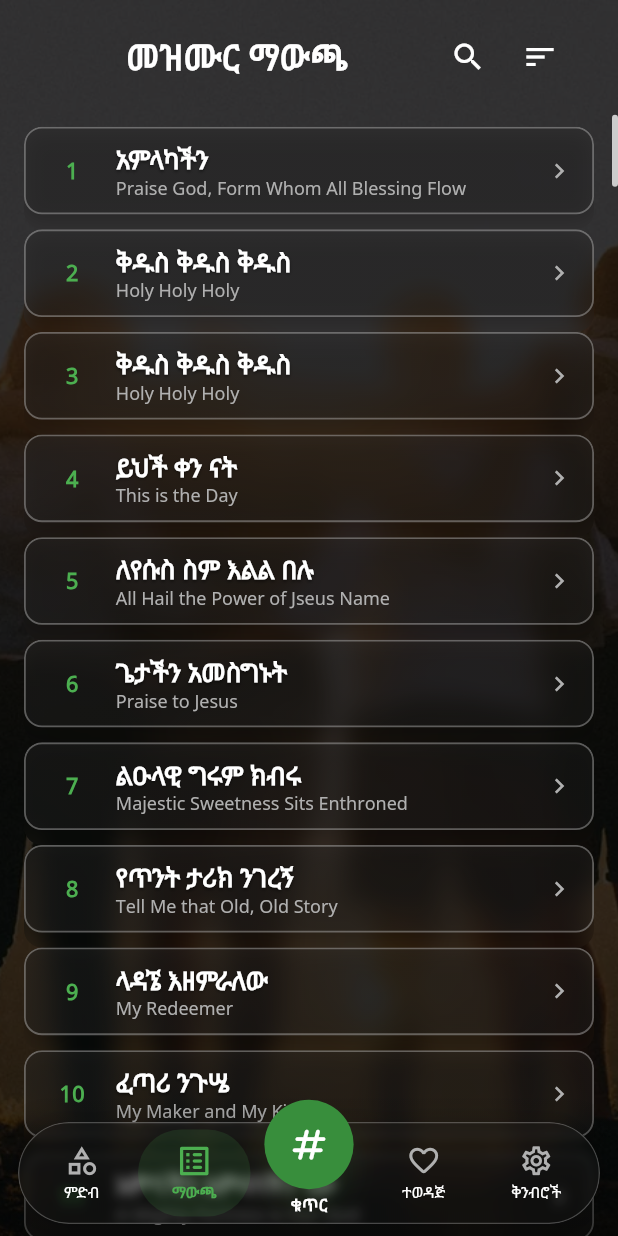
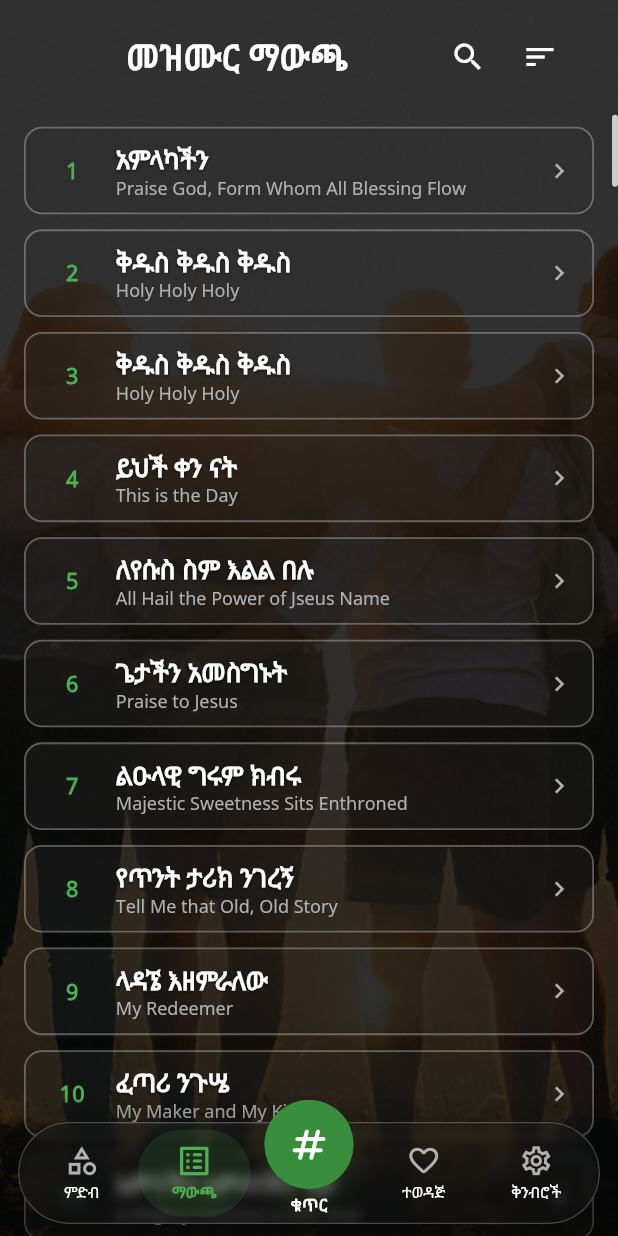
Before and after one commit to Nawey99/amharic_hymnal_app, a Flutter app: the MainNavigationPage screen opened directly, item 2 of the bottom bar chosen, on a phone screen of 412 x 824 dp. Run offline on Flutter 3.47's test engine with Material 3 defaults, Android fonts, the phone set to English and light mode, and no system bars; our stand-ins replace audio_service, dartz, equatable, flutter_bloc, flutter_secure_storage, get_it and 6 more; missing offline and left inert: audio_session; accounts and stored records are empty; network calls fail.

Commit message:
Stop asking the phone to frost every row
Scrolling the hymnal was slow on a Note 20 and an A25, and the reason
was in how a row is drawn rather than in how it is built. Every row was
a frosted panel, and frosting is not paint: it saves a layer, reads
back what is behind it and blurs it. Eleven rows are on screen, so a
phone was doing that eleven times for every frame of a scroll, over a
photograph, with the floating bar adding a shader mask and two more
frostings of its own on top.

Measured on a profile build: rasterising a frame took eighteen times
as long as building it, which is what points at layers rather than
Dart. With the rows flat, the bar's fade painted as a gradient, and one
frosting left instead of three, the same fling on the same machine
rasterises in a quarter to a half of the time it did.

Nothing looks different. A twelve pixel blur behind a panel already
two thirds opaque was never visible: a pixel comparison of the list
before and after differs by 0.83 of 255 on average, and under half a
percent of pixels differ by more than eight. The bar is the same to
the eye.

Two smaller things found on the way. The list filtered all three
hundred hymns on every build, four times a build; it is filtered once
per list now. And in alphabetical order the section letter was found
by walking every hymn on every frame, asking for a key for each; it
looks near where the scroll offset says first, and only falls back to
the whole list when the rows are unusually tall, which is rare and
always right.

A probe is included for measuring this on a real phone, silent unless
the build passes --dart-define=WUDASE_FRAME_STATS=true.

Co-Authored-By: Claude Opus 5 (1M context) <noreply@anthropic.com>

```diff
--- a/lib/core/widgets/app_bottom_navigation_bar.dart
+++ b/lib/core/widgets/app_bottom_navigation_bar.dart
@@ -298,53 +298,30 @@ class _ProgressiveNavigationBackdrop extends StatelessWidget {
 
   @override
   Widget build(BuildContext context) {
+    // What the page fades into behind the bar.
+    //
+    // This was a blur behind a shader mask, so that the frost came on
+    // gradually from the top: two layers the phone had to save and read
+    // back on every frame of every scroll, for a strip a hundred pixels
+    // tall. The gradient below does the same fading with paint alone,
+    // and the bar itself keeps its own frost.
     return ClipRRect(
       borderRadius: BorderRadius.vertical(top: Radius.circular(topRadius)),
-      child: Stack(
-        fit: StackFit.expand,
-        children: [
-          ShaderMask(
-            key: const ValueKey('navigation-outer-fade'),
-            blendMode: BlendMode.dstIn,
-            shaderCallback: (bounds) => LinearGradient(
-              begin: Alignment.topCenter,
-              end: Alignment.bottomCenter,
-              colors: [
-                Colors.black.withValues(alpha: 0.16),
-                Colors.black.withValues(alpha: 0.62),
-                Colors.black,
-              ],
-              stops: const [0, 0.5, 1],
-            ).createShader(bounds),
-            child: BackdropFilter(
-              key: const ValueKey('navigation-outer-glass'),
-              filter: ImageFilter.blur(
-                sigmaX: 13,
-                sigmaY: 13,
-                tileMode: TileMode.clamp,
-              ),
-              child: ColoredBox(
-                color:
-                    context.appColors.primaryBackground.withValues(alpha: 0.04),
-              ),
-            ),
-          ),
-          DecoratedBox(
+      child: DecoratedBox(
         key: const ValueKey('navigation-outer-scrim'),
         decoration: BoxDecoration(
           gradient: LinearGradient(
             begin: Alignment.topCenter,
             end: Alignment.bottomCenter,
             colors: [
-                  context.appColors.primaryBackground.withValues(alpha: 0.02),
-                  context.appColors.primaryBackground.withValues(alpha: 0.18),
-                  context.appColors.primaryBackground.withValues(alpha: 0.38),
+              context.appColors.primaryBackground.withValues(alpha: 0.06),
+              context.appColors.primaryBackground.withValues(alpha: 0.26),
+              context.appColors.primaryBackground.withValues(alpha: 0.46),
             ],
             stops: const [0, 0.52, 1],
           ),
         ),
-          ),
-        ],
+        child: const SizedBox.expand(),
       ),
     );
   }
--- a/lib/core/widgets/glass_container.dart
+++ b/lib/core/widgets/glass_container.dart
@@ -20,6 +20,13 @@ class GlassContainer extends StatelessWidget {
   final Border? border;
   final VoidCallback? onTap;
 
+  /// Whether to frost what is behind the panel.
+  ///
+  /// True for the few panels that float over the page. False where
+  /// panels repeat — a list row is a panel, and blurring each one costs
+  /// a layer per row on every frame.
+  final bool blur;
+
   const GlassContainer({
     super.key,
     required this.child,
@@ -34,85 +41,83 @@ class GlassContainer extends StatelessWidget {
     this.color,
     this.border,
     this.onTap,
+    this.blur = true,
   });
 
   @override
   Widget build(BuildContext context) {
-    // Optimize blur: use animated value with Tween for smooth transitions
-    // Cap at 8 for GPU-accelerated performance on low-tier devices
-    final optimizedBlurSigma = (blurSigma > 8 ? 8.0 : blurSigma).toDouble();
     final colors = context.appColors;
     final frost = opacity ?? colors.glassOpacity;
+    final radius = BorderRadius.circular(borderRadius);
 
-    final container = RepaintBoundary(
-      child: AnimatedContainer(
-        duration: const Duration(milliseconds: 200),
-        curve: Curves.easeOut,
-        child: ClipRRect(
-          clipBehavior: Clip.antiAlias,
-          borderRadius: BorderRadius.circular(borderRadius),
-          child: Stack(
-            children: [
-              // Blur only the background, not the content
-              // Optimized: GPU-accelerated BackdropFilter with capped sigma
-              Positioned.fill(
-                child: RepaintBoundary(
-                  child: BackdropFilter(
-                    // Cap blur sigma at 8 for better performance on mobile devices
-                    // GPU-accelerated for smooth 60fps on mid-tier devices
-                    filter: ImageFilter.blur(
-                      sigmaX: optimizedBlurSigma,
-                      sigmaY: optimizedBlurSigma,
-                    ),
-                    child: Container(
-                      color: Colors.transparent,
-                    ),
-                  ),
-                ),
-              ),
-              // Content on top
-              Container(
-                width: width ??
-                    double.infinity, // Fill available width if not specified
-                height: height,
-                padding: padding,
-                margin: margin,
-                decoration: BoxDecoration(
+    final decoration = BoxDecoration(
       gradient: LinearGradient(
         begin: Alignment.topLeft,
         end: Alignment.bottomRight,
         colors: [
-                      (color ?? colors.glassTint)
-                          .withValues(alpha: frost * 1.5),
-                      (color ?? colors.glassTint)
-                          .withValues(alpha: frost * 1.2),
+          (color ?? colors.glassTint).withValues(alpha: frost * 1.5),
+          (color ?? colors.glassTint).withValues(alpha: frost * 1.2),
         ],
       ),
-                  borderRadius: BorderRadius.circular(borderRadius),
-                  border: border ??
-                      Border.all(color: colors.glassBorder, width: 1.5),
-                  boxShadow: [
+      borderRadius: radius,
+      border: border ?? Border.all(color: colors.glassBorder, width: 1.5),
+      // A drop shadow is a blur of its own. A panel that floats can
+      // afford one; a row in a list of three hundred cannot, and its
+      // border already lifts it off the page.
+      boxShadow: blur
+          ? [
               BoxShadow(
                 color: colors.glassShadow,
                 blurRadius: 10,
                 offset: const Offset(0, 4),
               ),
-                  ],
+            ]
+          : null,
+    );
+
+    final panel = Container(
+      width: width ?? double.infinity,
+      height: height,
+      padding: padding,
+      margin: margin,
+      decoration: decoration,
+      child: child,
+    );
+
+    // A panel that does not blur is a decoration and nothing more: no
+    // layer to save, no backdrop to read, no clip. That matters where
+    // panels are many — a list of hymns had one blur per row, and a
+    // phone has to redraw all of them for every frame of a scroll.
+    final Widget container = blur
+        ? RepaintBoundary(
+            child: ClipRRect(
+              clipBehavior: Clip.antiAlias,
+              borderRadius: radius,
+              child: Stack(
+                children: [
+                  Positioned.fill(
+                    child: BackdropFilter(
+                      // Eight is as far as the frost is worth paying for.
+                      filter: ImageFilter.blur(
+                        sigmaX: blurSigma.clamp(0.0, 8.0),
+                        sigmaY: blurSigma.clamp(0.0, 8.0),
                       ),
-                child: child,
+                      child: const SizedBox.expand(),
                     ),
+                  ),
+                  panel,
                 ],
               ),
             ),
-      ),
-    );
+          )
+        : panel;
 
     if (onTap != null) {
       return Material(
         color: Colors.transparent,
         child: InkWell(
           onTap: onTap,
-          borderRadius: BorderRadius.circular(borderRadius),
+          borderRadius: radius,
           splashColor: context.appColors.veil.withValues(alpha: 0.1),
           highlightColor: context.appColors.veil.withValues(alpha: 0.05),
           child: container,
--- a/lib/features/hymns/presentation/pages/categories_page.dart
+++ b/lib/features/hymns/presentation/pages/categories_page.dart
@@ -243,7 +243,7 @@ class _CategoriesPageState extends State<CategoriesPage> {
         borderRadius: BorderRadius.circular(12),
         child: GlassContainer(
           borderRadius: 12.0,
-          blurSigma: 12.0,
+          blur: false,
           opacity: backgroundImageEnabled ? 0.22 : 0.62,
           color: context.appColors.surface,
           border: Border.all(
@@ -340,7 +340,7 @@ class _CategoriesPageState extends State<CategoriesPage> {
         borderRadius: BorderRadius.circular(12),
         child: GlassContainer(
           borderRadius: 12.0,
-          blurSigma: 12.0,
+          blur: false,
           opacity: backgroundImageEnabled ? 0.22 : 0.62,
           color: context.appColors.surface,
           border: Border.all(
--- a/lib/features/hymns/presentation/pages/index_page.dart
+++ b/lib/features/hymns/presentation/pages/index_page.dart
@@ -36,6 +36,9 @@ class _IndexPageState extends State<IndexPage> {
   static const double _listVerticalPadding = 8.0;
   static const int _maxSectionJumpRefinements = 4;
 
+  /// How far either side of the estimate to look for the topmost row.
+  static const int _visibleScanRadius = 12;
+
   final SearchStateController _searchController = SearchStateController();
   final ScrollController _scrollController = ScrollController();
   final FocusNode _searchFocusNode = FocusNode();
@@ -50,6 +53,9 @@ class _IndexPageState extends State<IndexPage> {
   bool _isSectionJumpInProgress = false;
   double _lastMeasuredHymnItemExtent = _estimatedHymnItemExtent;
   bool _sectionUpdateScheduled = false;
+  List<Hymn>? _displayCacheSource;
+  String? _displayCacheSort;
+  List<Hymn>? _displayCache;
   @override
   void initState() {
     super.initState();
@@ -265,7 +271,11 @@ class _IndexPageState extends State<IndexPage> {
     int? bestIndex;
     double? bestTop;
 
-    for (var index = 0; index < hymns.length; index++) {
+    // Rows near the estimate first: that is where the answer is on a
+    // steady scroll, and walking all three hundred every frame asks for
+    // three hundred keys to be made and kept.
+    void scan(int first, int last) {
+      for (var index = first; index <= last; index++) {
         final itemContext = _keyForHymn(hymns[index]).currentContext;
         final itemBox = itemContext?.findRenderObject() as RenderBox?;
         if (itemBox == null || !itemBox.hasSize) continue;
@@ -274,11 +284,23 @@ class _IndexPageState extends State<IndexPage> {
         final itemBottom = itemTop + itemBox.size.height - itemGap;
         if (itemBottom <= viewportTop || itemTop >= viewportBottom) continue;
 
-      if (bestTop == null || itemTop < bestTop) {
+        if (bestTop == null || itemTop < bestTop!) {
           bestTop = itemTop;
           bestIndex = index;
         }
       }
+    }
+
+    final estimate = _estimatedTopVisibleIndex(hymns.length) ?? 0;
+    scan(
+      (estimate - _visibleScanRadius).clamp(0, hymns.length - 1),
+      (estimate + _visibleScanRadius).clamp(0, hymns.length - 1),
+    );
+    // The estimate assumes every row is the same height. When it is far
+    // enough out that nothing near it is on screen — after a jump, or
+    // where rows are unusually tall — the whole list is searched, which
+    // is rare and always right.
+    if (bestIndex == null) scan(0, hymns.length - 1);
 
     return bestIndex ?? _estimatedTopVisibleIndex(hymns.length);
   }
@@ -804,7 +826,23 @@ class _IndexPageState extends State<IndexPage> {
         );
   }
 
+  /// The hymns to show, filtered once per list and order rather than on
+  /// every build. The result is read four times a build and the list can
+  /// be three hundred long.
   List<Hymn> _hymnsForDisplay(List<Hymn> hymns, String? sortType) {
+    if (identical(hymns, _displayCacheSource) &&
+        sortType == _displayCacheSort &&
+        _displayCache != null) {
+      return _displayCache!;
+    }
+    final result = _filterForDisplay(hymns, sortType);
+    _displayCacheSource = hymns;
+    _displayCacheSort = sortType;
+    _displayCache = result;
+    return result;
+  }
+
+  List<Hymn> _filterForDisplay(List<Hymn> hymns, String? sortType) {
     final validHymns = hymns.where((hymn) {
       final hasNumber = hymn.displayNumber > 0;
       if (sortType == 'name') {
--- a/lib/features/hymns/presentation/widgets/hymn_list_item.dart
+++ b/lib/features/hymns/presentation/widgets/hymn_list_item.dart
@@ -41,7 +41,10 @@ class HymnListItem extends StatelessWidget {
         child: GlassContainer(
           margin: EdgeInsets.only(bottom: bottomGap(context)),
           borderRadius: 12.0,
-          blurSigma: 12.0,
+          // One blur per row is one layer per row, on every frame of a
+          // scroll. The frost behind a panel this opaque was never
+          // visible anyway.
+          blur: false,
           opacity: backgroundImageEnabled ? 0.22 : 0.62,
           color: context.appColors.surface,
           border: Border.all(
--- a/lib/main.dart
+++ b/lib/main.dart
@@ -6,6 +6,7 @@ import 'package:flutter/services.dart';
 import 'package:flutter_bloc/flutter_bloc.dart';
 import 'package:flutter/foundation.dart' show kIsWeb, kDebugMode;
 
+import 'package:amharic_hymnal_app/core/services/frame_stats_probe.dart';
 import 'package:amharic_hymnal_app/core/services/screen_service.dart';
 import 'package:amharic_hymnal_app/core/services/global_audio_service.dart';
 import 'package:amharic_hymnal_app/core/services/bug_report_queue_service.dart';
@@ -52,6 +53,7 @@ void main() async {
   }
 
   // Beta builds with a Sentry DSN report crashes; other builds run as-is.
+  FrameStatsProbe.start();
   await CrashReporting.run(() => runApp(const AppInitializer()));
 }
 
```
Also changed, not shown: lib/core/services/frame_stats_probe.dart (added, +49 -0 lines), 1 other file. Lines whose indentation alone changed are shown as unchanged.
